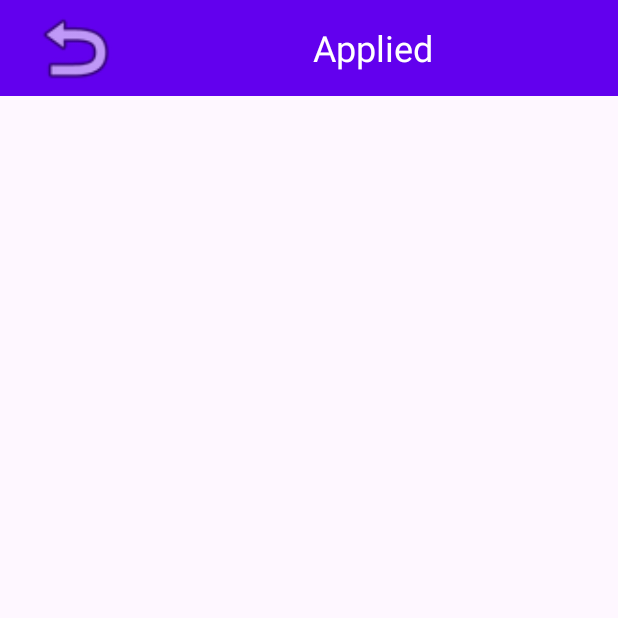
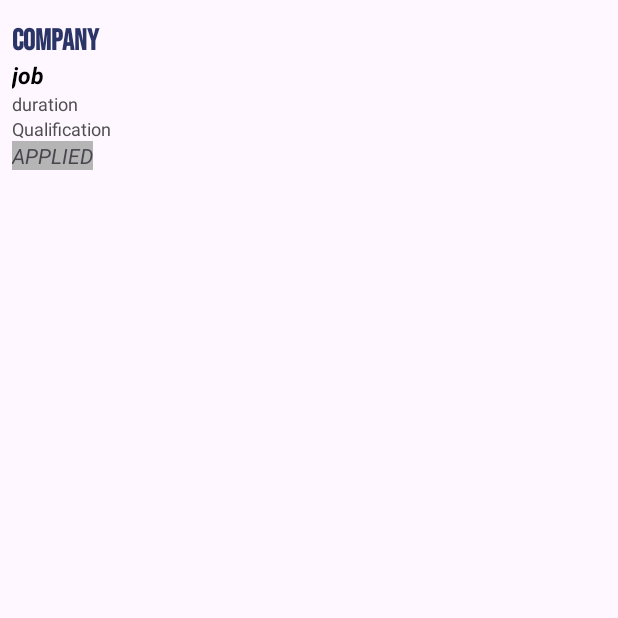
Before and after one commit to S-Chanchon11/InternStation, an Android app: the Applied screen opened directly, with no data from a screen before it, on a phone screen of 412 x 824 dp, the top half of it. Run offline under Robolectric (Android 15) with nearby library versions, the phone set to English and light mode, and no system bars.

Commit message:
fix minor bug

```diff
--- a/app/src/main/AndroidManifest.xml
+++ b/app/src/main/AndroidManifest.xml
@@ -5,6 +5,7 @@
     <uses-permission android:name="android.permission.INTERNET" />
     <uses-permission android:name="android.permission.ACCESS_COARSE_LOCATION" />
     <uses-permission android:name="android.permission.ACCESS_FINE_LOCATION" />
+    <uses-permission android:name="android.permission.READ_EXTERNAL_STORAGE"/>
 
     <application
         android:allowBackup="true"
@@ -16,7 +17,9 @@
         android:supportsRtl="true"
         android:theme="@style/Theme.InternStation"
         tools:targetApi="31">
-
+        <activity
+            android:name=".DetailActivity"
+            android:exported="false" />
         <!--
              TODO: Before you run your application, you need a Google Maps API key.
 
--- a/app/src/main/java/com/egci428/internstation/Applied.kt
+++ b/app/src/main/java/com/egci428/internstation/Applied.kt
@@ -10,19 +10,13 @@ import android.widget.ImageView
 import android.widget.TextView
 
 class Applied : AppCompatActivity() {
-    lateinit var title:TextView
-    lateinit var backBtn:ImageView
+
     override fun onCreate(savedInstanceState: Bundle?) {
         super.onCreate(savedInstanceState)
         setContentView(R.layout.activity_applied)
-        title = findViewById(R.id.titleText)
-        backBtn = findViewById(R.id.backBtn)
 
-        title.setText("Applied")
-        backBtn.setOnClickListener{
-            val intent = Intent(this,Home::class.java)
-            startActivity(intent)
-        }
+
 
     }
+
 }
--- a/app/src/main/java/com/egci428/internstation/Data/CompanyData.kt
+++ b/app/src/main/java/com/egci428/internstation/Data/CompanyData.kt
@@ -5,7 +5,7 @@ package com.egci428.internstation.Data
 data class CompanyData (
     val benefit:String,
     val company:String,
-    val desc:String,
+    val description:String,
     val duration:String,
     val id:Int,
     val job:String,
--- a/app/src/main/java/com/egci428/internstation/Login.kt
+++ b/app/src/main/java/com/egci428/internstation/Login.kt
@@ -57,6 +57,8 @@ class Login : AppCompatActivity() {
                             if(firebase_username==readUsername && firebase_password==readPassword){
                                 Log.d("LOGIN","USERNAME AND PASSWORD IS MATCH")
                                 val intent = Intent(this, Home::class.java)
+                                intent.putExtra("userID",dataObj.id)
+                                Log.d("LOGIN",dataObj.id)
                                 Toast.makeText(baseContext, "Login Success", Toast.LENGTH_SHORT).show()
                                 startActivity(intent)
                                 break
--- a/app/src/main/res/layout/activity_applied.xml
+++ b/app/src/main/res/layout/activity_applied.xml
@@ -3,8 +3,64 @@
     xmlns:app="http://schemas.android.com/apk/res-auto"
     xmlns:tools="http://schemas.android.com/tools"
     android:layout_width="match_parent"
-    android:layout_height="match_parent"
-    tools:context=".Applied">
+    android:layout_height="match_parent">
 
-    <include layout="@layout/titlebar"/>
+
+    <LinearLayout
+        android:layout_width="match_parent"
+        android:layout_height="wrap_content"
+        android:layout_margin="8dp"
+        android:orientation="vertical"
+        app:layout_constraintBottom_toBottomOf="parent"
+        app:layout_constraintEnd_toEndOf="parent"
+        app:layout_constraintHorizontal_bias="0.0"
+        app:layout_constraintStart_toStartOf="parent"
+        app:layout_constraintTop_toTopOf="parent"
+        app:layout_constraintVertical_bias="0.009">
+
+        <TextView
+            android:id="@+id/companyTxt"
+            android:layout_width="match_parent"
+            android:layout_height="wrap_content"
+            android:fontFamily="@font/bebas_neue"
+            android:text="Company"
+            android:textColor="@color/navyBlue"
+            android:textSize="20sp"
+            android:textStyle="bold" />
+
+        <TextView
+            android:id="@+id/jobOf"
+            android:layout_width="match_parent"
+            android:layout_height="wrap_content"
+            android:text="job"
+            android:textColor="@color/black"
+            android:textSize="15sp"
+            android:textStyle="bold|italic" />
+
+        <TextView
+            android:id="@+id/durationTxt"
+            android:layout_width="match_parent"
+            android:layout_height="wrap_content"
+            android:text="duration"
+            android:textColor="#4E4E4E"
+            android:textSize="12sp" />
+
+        <TextView
+            android:id="@+id/qualiTxt"
+            android:layout_width="match_parent"
+            android:layout_height="wrap_content"
+            android:text="Qualification"
+            android:textColor="#4E4E4E"
+            android:textSize="12sp" />
+
+        <TextView
+            android:id="@+id/applied"
+            android:layout_width="wrap_content"
+            android:layout_height="wrap_content"
+            android:background="#B6B5B5"
+            android:text="APPLIED"
+            android:textSize="14sp"
+            android:textStyle="italic" />
+
+    </LinearLayout>
 </androidx.constraintlayout.widget.ConstraintLayout>
```
Also changed, not shown: app/src/main/java/com/egci428/internstation/Data/AppliedData.kt (added, +10 -0 lines), app/src/main/java/com/egci428/internstation/DetailActivity.kt (added, +88 -0 lines), app/src/main/java/com/egci428/internstation/Home.kt (+84 -54 lines), app/src/main/java/com/egci428/internstation/Register.kt (+40 -29 lines), app/src/main/res/layout/activity_detail.xml (added, +106 -0 lines), app/src/main/res/layout/activity_register.xml (+3 -28 lines), app/src/main/res/layout/titlebar.xml (+3 -10 lines).
